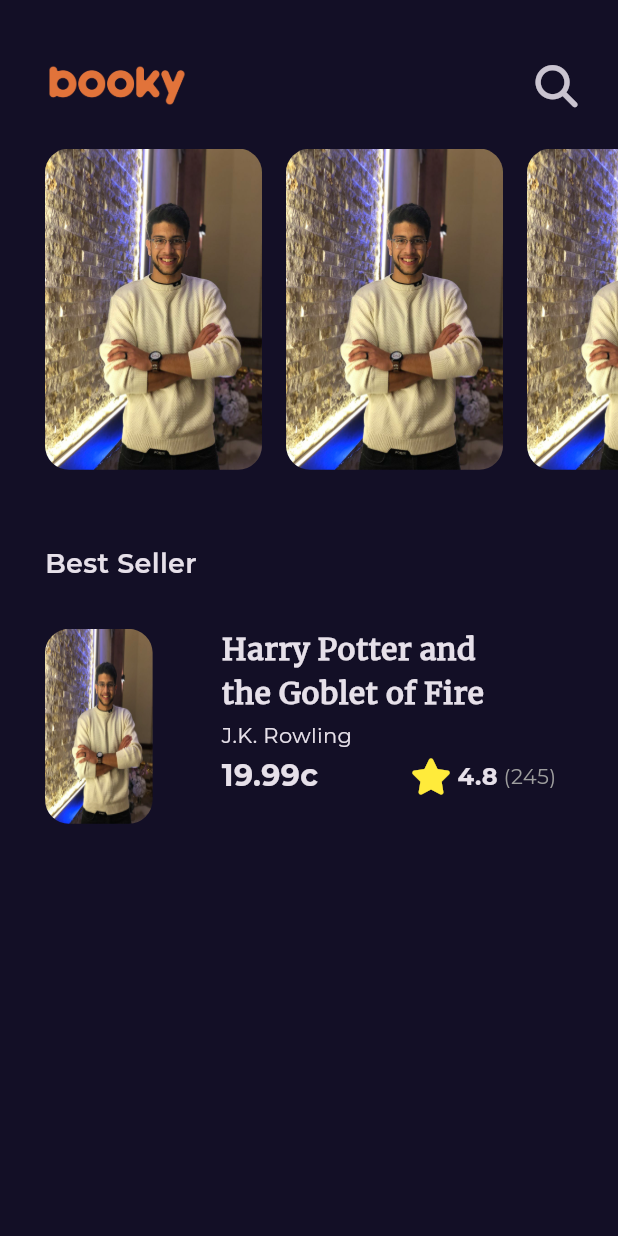
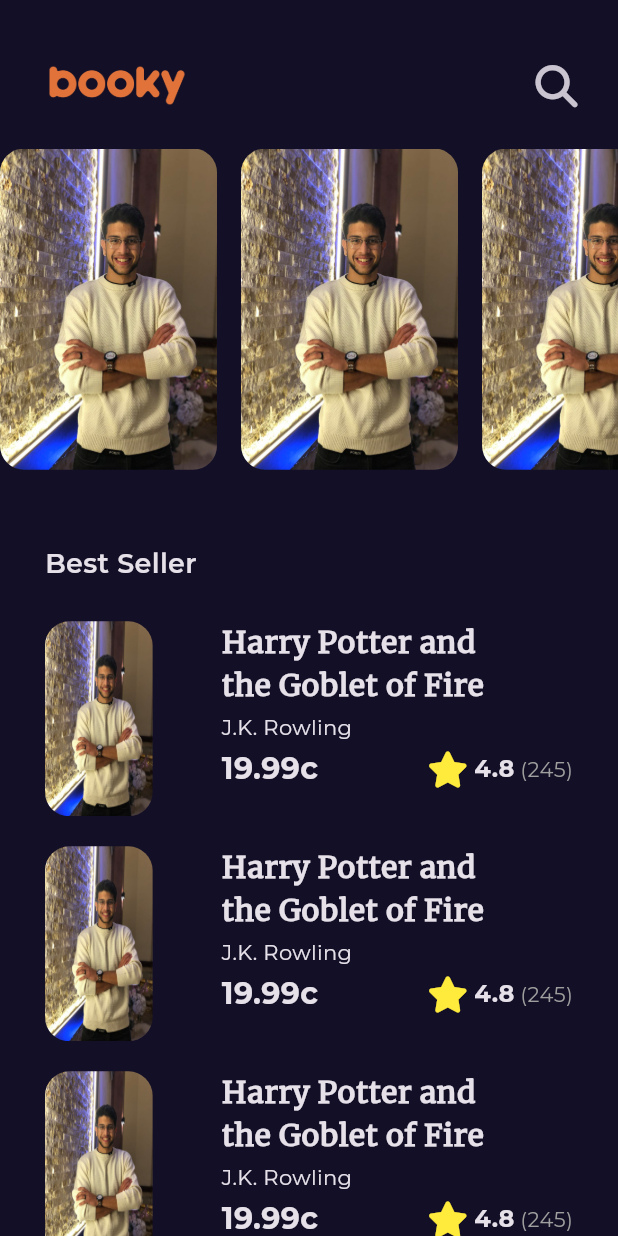
Before and after one commit to ramy23149/bookly_app, a Flutter app: the HomeViewBody widget shown alone on an empty page, opened directly, on a phone screen of 412 x 824 dp. Run offline on Flutter 3.47's test engine with Material 3 defaults, Android fonts, the phone set to English and light mode, and no system bars; our stand-ins replace font_awesome_flutter, get, google_fonts.

Commit message:
BestSellerListView done and handle Scroll for all home view body

```diff
--- a/lib/constans.dart
+++ b/lib/constans.dart
@@ -5,3 +5,4 @@
 const KLogo = 'assets/images/bookly-logo.png';
 const KTranstionDuration = Duration(microseconds: 250);
 const KMerriweather = 'Merriweather';
+const kPadding =  EdgeInsets.symmetric(horizontal: 30);
--- a/lib/features/home/presentation/views/widgets/Best_Seller_List_View_Item.dart
+++ b/lib/features/home/presentation/views/widgets/Best_Seller_List_View_Item.dart
@@ -8,7 +8,9 @@
 
   @override
   Widget build(BuildContext context) {
-    return SizedBox(
+    return Padding(
+      padding: const EdgeInsets.only(bottom: 20),
+      child: SizedBox(
         height: 130,
         child: Row(
           children: [
@@ -30,7 +32,8 @@
             const SizedBox(
               width: 30,
             ),
-          Column(
+            Expanded(
+              child: Column(
                 crossAxisAlignment: CrossAxisAlignment.start,
                 children: [
                   SizedBox(
@@ -59,7 +62,7 @@
                         style: Styles.textStyle20
                             .copyWith(fontWeight: FontWeight.bold),
                       ),
-                   SizedBox(width: MediaQuery.of(context).size.width * .15),
+                    const Spacer(),
 
                       const Icon(
                         FontAwesomeIcons.solidStar,
@@ -83,8 +86,10 @@
                     ],
                   )
                 ],
+              ),
             )
           ],
+        ),
       ),
     );
   }
--- /dev/null
+++ b/lib/features/home/presentation/views/widgets/best_seller_list_view.dart
@@ -0,0 +1,30 @@
+import 'package:bookly_app/constans.dart';
+import 'package:bookly_app/features/home/presentation/views/widgets/Best_Seller_List_View_Item.dart';
+import 'package:flutter/material.dart';
+
+class BestSellerListView extends StatelessWidget {
+  const BestSellerListView({super.key});
+
+  @override
+  Widget build(BuildContext context) {
+    return SliverList(
+      delegate: SliverChildBuilderDelegate(
+        childCount: 10,
+        (context, index) => const Padding(
+          padding: kPadding,
+          child: BestSellerListViewItem(),
+        ),
+      ),
+    );
+  }
+}
+
+//7l a5r
+// ListView.builder(
+//       physics: const NeverScrollableScrollPhysics(),
+//         itemCount: 10,
+//         itemBuilder: (context, index) {
+//           return const BestSellerListViewItem();
+//         });
+
+//wa b3den t7ot el widget de fi SliverFillRamaning fi el home view body
--- a/lib/features/home/presentation/views/widgets/home_view_body.dart
+++ b/lib/features/home/presentation/views/widgets/home_view_body.dart
@@ -1,6 +1,7 @@
 import 'package:bookly_app/constans.dart';
 import 'package:bookly_app/core/styles.dart';
 import 'package:bookly_app/features/home/presentation/views/widgets/Best_Seller_List_View_Item.dart';
+import 'package:bookly_app/features/home/presentation/views/widgets/best_seller_list_view.dart';
 import 'package:bookly_app/features/home/presentation/views/widgets/costum_appbar.dart';
 import 'package:bookly_app/features/home/presentation/views/widgets/uper_list_view.dart';
 import 'package:flutter/material.dart';
@@ -10,24 +11,36 @@
 
   @override
   Widget build(BuildContext context) {
-    return const Padding(
-      padding: EdgeInsets.only(left: 30),
+    return const CustomScrollView(
+      slivers: [
+        SliverToBoxAdapter(
           child: Column(
             crossAxisAlignment: CrossAxisAlignment.start,
             children: [
-          CostumAppBar(),
+              Padding(
+                padding: EdgeInsets.only(left: 30),
+                child: CostumAppBar(),
+              ),
               UperListView(),
               SizedBox(
                 height: 50,
               ),
-          Text(
+              Padding(
+                padding: kPadding,
+                child: Text(
                   'Best Seller',
                   style: Styles.textStyle18,
                 ),
-          SizedBox(height: 30,),
-          BestSellerListViewItem()
+              ),
+              SizedBox(
+                height: 25,
+              ),
             ],
           ),
+        ),
+
+         BestSellerListView()
+      ],
     );
   }
 }
```
Lines whose indentation alone changed are shown as unchanged.
